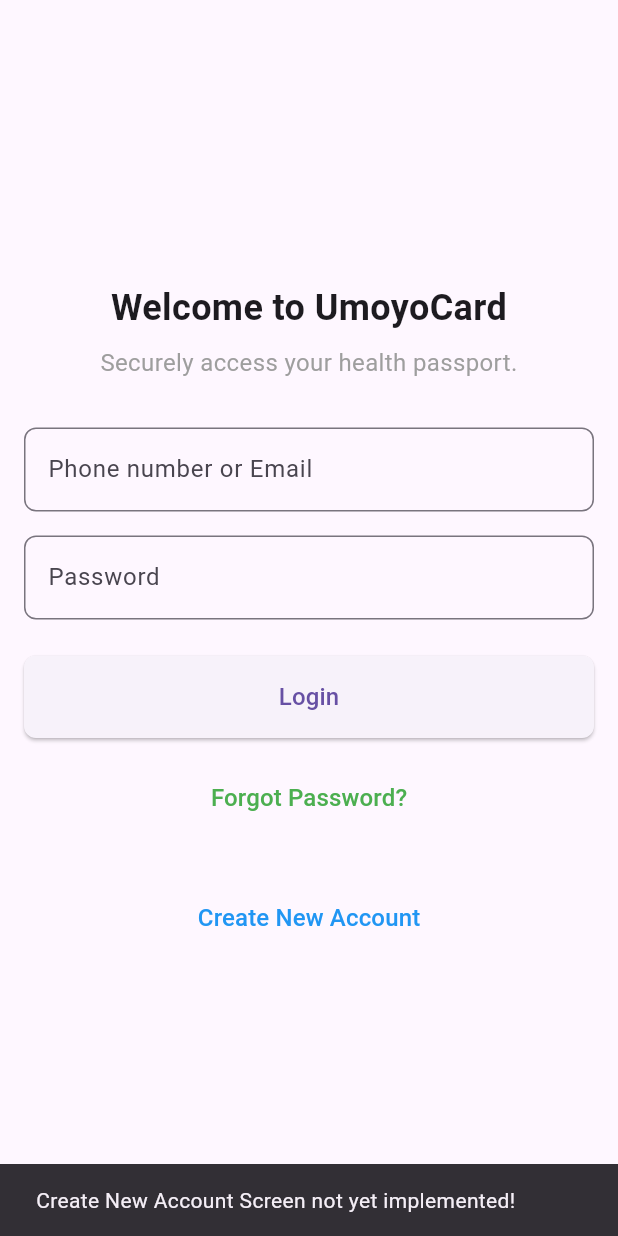
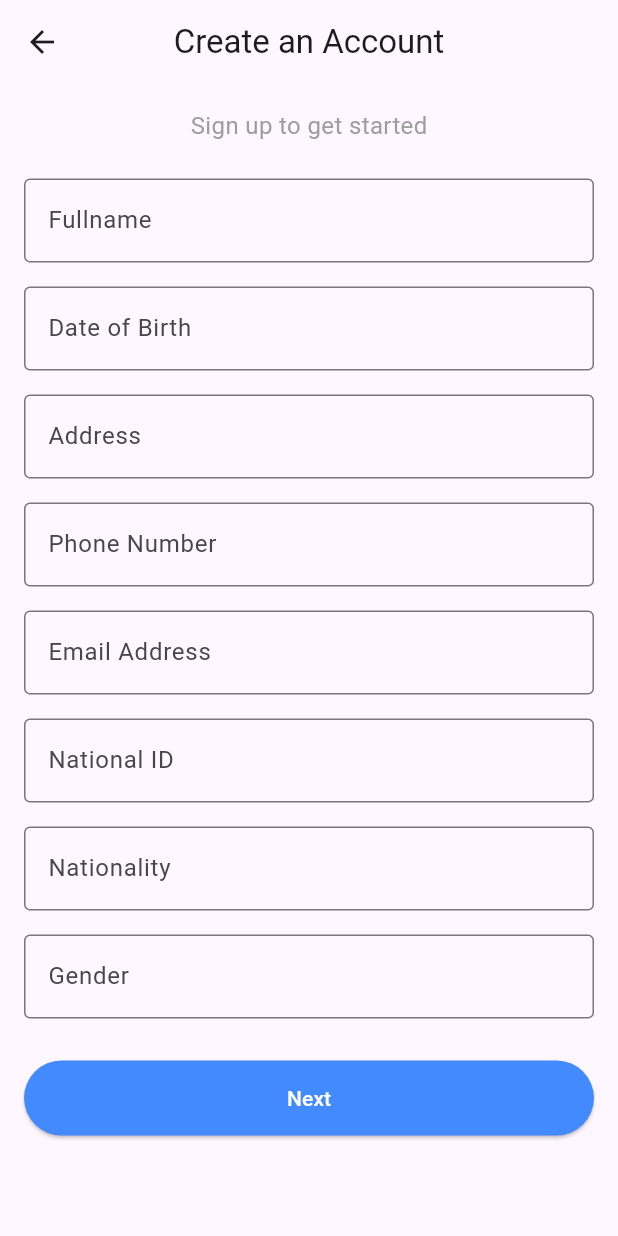
Before and after one commit to bed-com-08-20/UmoyoCard, a Flutter app: the screen it shows after launch, after a tap on "Create New Account", on a phone screen of 412 x 824 dp. Run offline on Flutter 3.47's test engine with Material 3 defaults, Android fonts, the phone set to English and light mode, and no system bars; our stand-ins replace fl_chart, image_picker, lucide_icons, pdf, printing, shared_preferences; missing offline and left inert: google_ml_kit.

Commit message:
added create account file, to be used for account signing

```diff
--- /dev/null
+++ b/lib/screens/login/create_account.dart
@@ -0,0 +1,80 @@
+import 'package:flutter/material.dart';
+
+class CreateAccount extends StatelessWidget {
+  const CreateAccount({super.key});
+
+  @override
+  Widget build(BuildContext context) {
+    return Scaffold(
+      appBar: AppBar(
+        leading: IconButton(
+          icon: const Icon(Icons.arrow_back),
+          onPressed: () {
+            Navigator.pop(context);
+          },
+        ),
+        title: const Text("Create an Account"),
+        centerTitle: true,
+      ),
+      body: Padding(
+        padding: const EdgeInsets.all(16.0),
+        child: SingleChildScrollView(
+          child: Column(
+          children: [
+            const Text(
+              "Sign up to get started",
+              style: TextStyle(fontSize: 16, color: Colors.grey),
+            ),
+            const SizedBox(height: 16),
+            const CreateAccountForm(),
+          ],
+        ),
+        ),
+      ),
+    );
+  }
+}
+
+class CreateAccountForm extends StatelessWidget {
+  const CreateAccountForm({super.key});
+
+  @override
+  Widget build(BuildContext context) {
+    return Column(
+      children: [
+        FormTextField(label: "Fullname"),
+        FormTextField(label: "Date of Birth"),
+        FormTextField(label: "Address"),
+        FormTextField(label: "Phone Number"),
+        FormTextField(label: "Email Address"),
+        FormTextField(label: "National ID"),
+        FormTextField(label: "Nationality"),
+        FormTextField(label: "Gender"),
+        const SizedBox(height: 20),
+        ElevatedButton(
+          onPressed: () {},
+          style: ElevatedButton.styleFrom(minimumSize: const Size(double.infinity, 50), backgroundColor: Colors.blueAccent),
+          child: const Text("Next", style: TextStyle(color: Colors.white)),
+        ),
+      ],
+    );
+  }
+}
+
+class FormTextField extends StatelessWidget {
+  final String label;
+  const FormTextField({super.key, required this.label});
+
+  @override
+  Widget build(BuildContext context) {
+    return Padding(
+      padding: const EdgeInsets.symmetric(vertical: 8.0),
+      child: TextField(
+        decoration: InputDecoration(
+          labelText: label,
+          border: OutlineInputBorder(),
+        ),
+      ),
+    );
+  }
+}
--- a/lib/screens/login/login_screen.dart
+++ b/lib/screens/login/login_screen.dart
@@ -1,4 +1,5 @@
 import 'package:flutter/material.dart';
+import 'package:umoyocard/screens/login/create_account.dart';
 //import 'create_password_screen.dart';
 import '../home/home_screen.dart';
 
@@ -115,11 +116,10 @@
               const SizedBox(height: 32.0),
               TextButton(
                 onPressed: () {
-                  ScaffoldMessenger.of(context).showSnackBar(
-                    const SnackBar(
-                        content: Text(
-                            'Create New Account Screen not yet implemented!')),
-                  );
+                   Navigator.push(
+                      context,
+                      MaterialPageRoute(builder: (context) => CreateAccount()),
+                     );
                 },
                 child: const Text(
                   'Create New Account',
```
Also changed, not shown: 4 other files.
